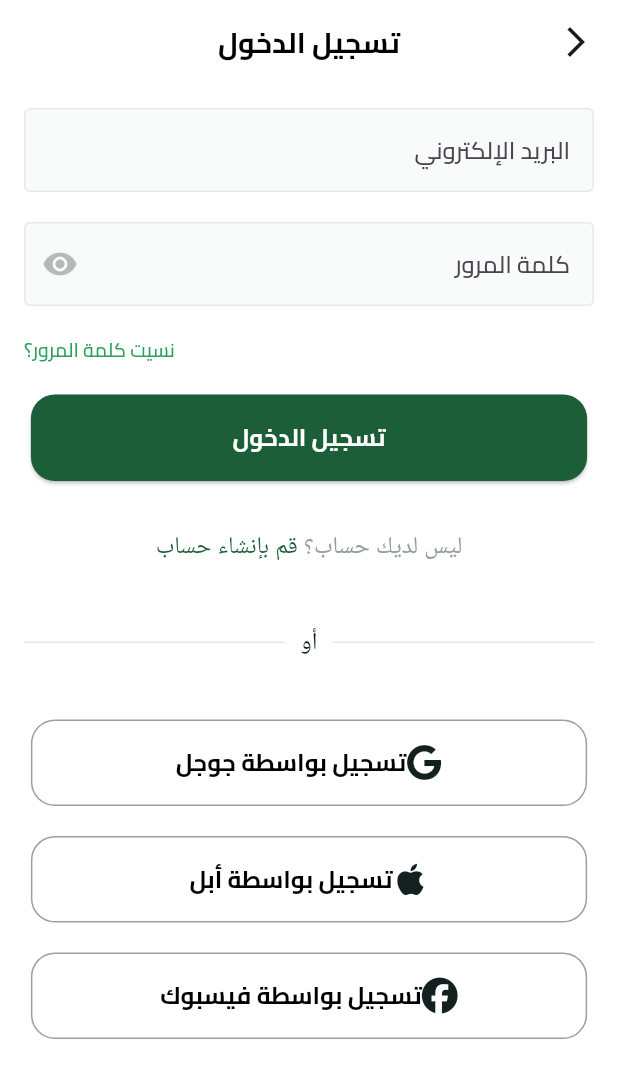
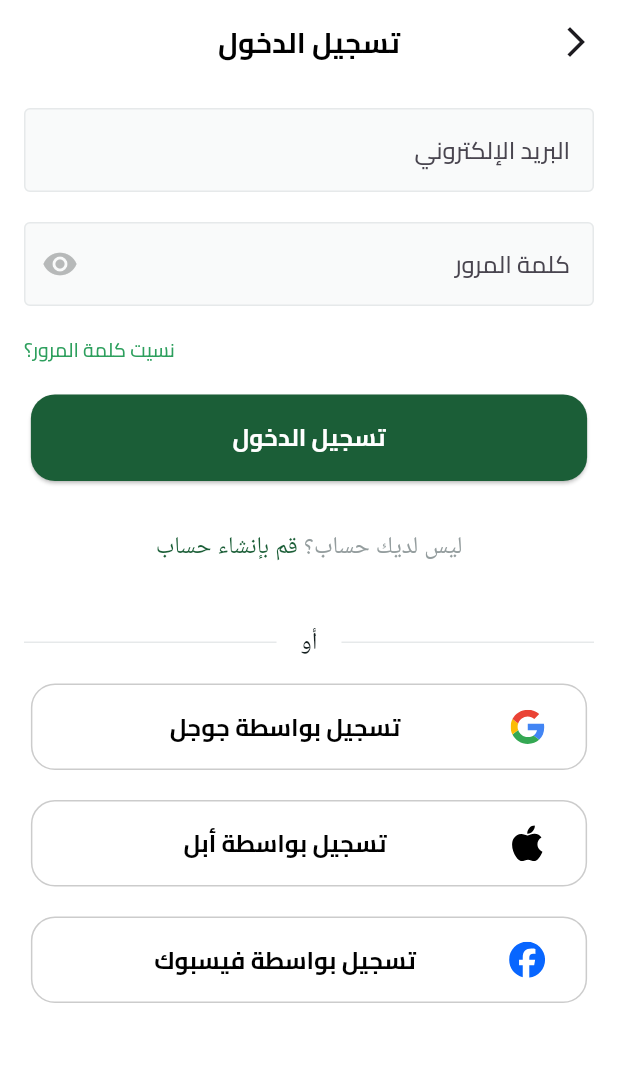
Before and after one commit to ZiadAhmedH/E-Commerce-app, a Flutter app: the LoginView screen opened by its route, on a phone screen of 412 x 824 dp. Shown: the top 1078 px of the screen. Run offline on Flutter 3.47's test engine with Material 3 defaults, Android fonts, the phone set to English and light mode, and no system bars; our stand-ins replace dots_indicator, flutter_svg, shared_preferences; accounts and stored records are empty.

Commit message:
done with login view UI

```diff
--- a/lib/core/utils/app_images.dart
+++ b/lib/core/utils/app_images.dart
@@ -2,9 +2,21 @@
 class Assets {
   Assets._();
 
+  /// Assets for assetsLogoApple
+  /// assets/logo/apple.svg
+  static const String assetsLogoApple = "assets/logo/apple.svg";
+
+  /// Assets for assetsLogoFacebook
+  /// assets/logo/facebook.svg
+  static const String assetsLogoFacebook = "assets/logo/facebook.svg";
+
   /// Assets for assetsLogoFruitHubLogo
   /// assets/logo/fruit_hub_logo.svg
   static const String assetsLogoFruitHubLogo = "assets/logo/fruit_hub_logo.svg";
+
+  /// Assets for assetsLogoGoogle
+  /// assets/logo/google.svg
+  static const String assetsLogoGoogle = "assets/logo/google.svg";
 
   /// Assets for assetsLogoLowerDesignSplash
   /// assets/logo/lower_design_splash.svg
--- a/lib/core/widgets/custem_text_feild.dart
+++ b/lib/core/widgets/custem_text_feild.dart
@@ -1,6 +1,5 @@
 
 import 'package:ecommerce_app/core/utils/app_color.dart';
-import 'package:ecommerce_app/generated/l10n.dart';
 import 'package:flutter/material.dart';
 class CustemTextFormFeild extends StatelessWidget {
 
--- /dev/null
+++ b/lib/features/auth/presentation/view/widgets/dont_have_account.dart
@@ -0,0 +1,33 @@
+import 'package:ecommerce_app/core/utils/app_color.dart';
+import 'package:ecommerce_app/generated/l10n.dart';
+import 'package:flutter/material.dart';
+class DontHaveAccount extends StatelessWidget {
+  const DontHaveAccount({
+    super.key,
+  });
+
+  @override
+  Widget build(BuildContext context) {
+    return Text.rich(
+      TextSpan(
+        text: S.of(context).dont_have_an_account,
+        style: const TextStyle(
+          color: AppColor.gray1,
+          fontSize: 16,
+          fontWeight: FontWeight.w500,
+        ),
+
+        children: [
+          TextSpan(
+            text: " ${S.of(context).create_account}",
+            style: const TextStyle(
+              color: AppColor.primaryColor,
+              fontSize: 16,
+              fontWeight: FontWeight.w500,
+            ),
+          ),
+        ],
+      ),
+    );
+  }
+}
--- a/lib/features/auth/presentation/view/widgets/login_custom_btn.dart
+++ b/lib/features/auth/presentation/view/widgets/login_custom_btn.dart
@@ -1,17 +1,16 @@
 import 'package:ecommerce_app/core/widgets/custom_text.dart';
 import 'package:flutter/material.dart';
+import 'package:flutter_svg/svg.dart';
 
-class LoginCustomBtn extends StatelessWidget {
-
+class AuthCustomBtn extends StatelessWidget {
   final String text;
-  final Color color;
+  final String image;
   final VoidCallback onPressed;
-  final Icon icon;
-  const LoginCustomBtn({
+  const AuthCustomBtn({
     super.key,
     required this.text,
-    required this.color,
-    required this.onPressed,required this.icon,
+    required this.onPressed,
+    required this.image,
   });
 
   @override
@@ -19,18 +18,28 @@ class LoginCustomBtn extends StatelessWidget {
     return SizedBox(
       width: MediaQuery.of(context).size.width * 0.9,
       height: MediaQuery.of(context).size.height * 0.07,
-      child: Container(
-        decoration: BoxDecoration(
-          color: color,
-          borderRadius: BorderRadius.circular(16),
-          border: Border.all(color: Colors.grey, width: 1),
+      child: TextButton(
+        onPressed: onPressed,
+        style: TextButton.styleFrom(
+          backgroundColor: Colors.white,
+          shape: RoundedRectangleBorder(
+            borderRadius: BorderRadius.circular(16),
+            side: BorderSide(color: Colors.black.withOpacity(0.2), width: 1),
+          ),
         ),
-        child: Row(
-          mainAxisAlignment: MainAxisAlignment.center,
-          children: [
-            icon,
-            CustomText(text: text, color: Colors.black, fontSize: 16, fontWeight: FontWeight.w700),
-          ],
+
+        child: ListTile(
+          visualDensity: const VisualDensity(
+            vertical: VisualDensity.minimumDensity,
+          ),
+          leading: SvgPicture.asset(image, width: 24, height: 24),
+          title: CustomText(
+            text: text,
+            color: Colors.black,
+            fontSize: 16,
+            fontWeight: FontWeight.w700,
+            textAlign: TextAlign.center,
+          ),
         ),
       ),
     );
--- a/lib/features/auth/presentation/view/widgets/login_view_body.dart
+++ b/lib/features/auth/presentation/view/widgets/login_view_body.dart
@@ -1,12 +1,13 @@
 import 'package:ecommerce_app/core/constents.dart';
 import 'package:ecommerce_app/core/utils/app_color.dart';
+import 'package:ecommerce_app/core/utils/app_images.dart';
 import 'package:ecommerce_app/core/widgets/custem_text_feild.dart';
 import 'package:ecommerce_app/core/widgets/custem_widgets.dart';
 import 'package:ecommerce_app/core/widgets/custom_text.dart';
+import 'package:ecommerce_app/features/auth/presentation/view/widgets/dont_have_account.dart';
+import 'package:ecommerce_app/features/auth/presentation/view/widgets/or_dividor.dart';
 import 'package:ecommerce_app/generated/l10n.dart';
 import 'package:flutter/material.dart';
-import 'package:font_awesome_flutter/font_awesome_flutter.dart';
-
 import 'login_custom_btn.dart';
 
 class LoginViewBody extends StatelessWidget {
@@ -19,9 +20,7 @@ class LoginViewBody extends StatelessWidget {
       child: SingleChildScrollView(
         child: Column(
           children: [
-            const SizedBox(
-              height:KhorizontalPadding ,
-            ),
+            const SizedBox(height: KhorizontalPadding),
             CustemTextFormFeild(
               hintText: S.of(context).email,
               controller: TextEditingController(),
@@ -30,7 +29,7 @@ class LoginViewBody extends StatelessWidget {
               textInputType: TextInputType.emailAddress,
             ),
 
-            const SizedBox(height: 20,),
+            const SizedBox(height: 20),
 
             CustemTextFormFeild(
               hintText: S.of(context).password,
@@ -40,7 +39,7 @@ class LoginViewBody extends StatelessWidget {
               textInputType: TextInputType.visiblePassword,
             ),
 
-            const SizedBox(height: 20,),
+            const SizedBox(height: 20),
 
             Row(
               mainAxisAlignment: MainAxisAlignment.end,
@@ -54,10 +53,9 @@ class LoginViewBody extends StatelessWidget {
               ],
             ),
 
-            const SizedBox(height: 20,),
+            const SizedBox(height: 20),
 
-
-           // join button
+            // join button
             CustemButtom(
               text: S.of(context).login,
               color: AppColor.primaryColor,
@@ -66,93 +64,42 @@ class LoginViewBody extends StatelessWidget {
               },
             ),
 
-            const SizedBox(height: 32,),
+            const SizedBox(height: 32),
 
-            Text.rich(
-              TextSpan(
-                text: S.of(context).dont_have_an_account,
-                style: const TextStyle(
-                  color: AppColor.gray1,
-                  fontSize: 16,
-                  fontWeight: FontWeight.w500,
-                ),
-
-                children: [
-                  TextSpan(
-                    text: " ${S.of(context).create_account}",
-                    style: const TextStyle(
-                      color: AppColor.primaryColor,
-                      fontSize: 16,
-                      fontWeight: FontWeight.w500,
-                    ),
-                  ),
-                ],
-              ),
-            ),
+            DontHaveAccount(),
 
             const SizedBox(height: 40),
 
-            Row(
-              children: [
-                Expanded(
-                  child: Container(
-                    height: 1,
-                    color: AppColor.grayHeavyLight,
-                  ),
-                ),
-                const SizedBox(width: 10,),
-                Text.rich(
-                  TextSpan(
-                    text: S.of(context).or,
-                    style: const TextStyle(
-                      color: AppColor.black,
-                      fontSize: 16,
-                      fontWeight: FontWeight.w500,
-                    ),
-                  ),
-                ),
-                const SizedBox(width: 10,),
-                Expanded(
-                  child: Container(
-                    height: 1,
-                    color: AppColor.grayHeavyLight,
-                  ),
-                ),
-              ],
-            ),
-            const SizedBox(height: 40,),
+            OrDividor(),
 
+            const SizedBox(height: 16),
 
-            LoginCustomBtn(
+            AuthCustomBtn(
               text: S.of(context).login_with_google,
-              color: AppColor.white,
-             icon: const Icon(FontAwesomeIcons.google, color: AppColor.black,),
-              onPressed: () {
+              image: Assets.assetsLogoGoogle,
+                  onPressed: () {
                 // Handle login with Google action
               },
             ),
 
-            const SizedBox(height: 20,),
+            const SizedBox(height: 20),
 
-            LoginCustomBtn(
+            AuthCustomBtn(
               text: S.of(context).login_with_apple,
-              color: AppColor.white,
-              icon: const Icon(FontAwesomeIcons.apple, color: AppColor.black,),
-              onPressed: () {
+              image: Assets.assetsLogoApple,
+                onPressed: () {
                 // Handle login with Apple action
               },
             ),
-            const SizedBox(height: 20,),
-            LoginCustomBtn(
+            const SizedBox(height: 20),
+            AuthCustomBtn(
               text: S.of(context).login_with_facebook,
-              color: AppColor.white,
-              icon: const Icon(FontAwesomeIcons.facebook, color: AppColor.black,),
-              onPressed: () {
+              image: Assets.assetsLogoFacebook,
+               onPressed: () {
                 // Handle login with Facebook action
               },
             ),
-            const SizedBox(height: 20,),
-
+            const SizedBox(height: 20),
           ],
         ),
       ),
--- /dev/null
+++ b/lib/features/auth/presentation/view/widgets/or_dividor.dart
@@ -0,0 +1,42 @@
+
+import 'package:ecommerce_app/core/utils/app_color.dart';
+import 'package:ecommerce_app/generated/l10n.dart';
+import 'package:flutter/material.dart';
+
+class OrDividor extends StatelessWidget {
+  const OrDividor({
+    super.key,
+  });
+
+  @override
+  Widget build(BuildContext context) {
+    return Row(
+      children: [
+        Expanded(
+          child: Container(
+            height: 1,
+            color: AppColor.grayHeavyLight,
+          ),
+        ),
+        const SizedBox(width: 16,),
+        Text.rich(
+          TextSpan(
+            text: S.of(context).or,
+            style: const TextStyle(
+              color: AppColor.black,
+              fontSize: 16,
+              fontWeight: FontWeight.w500,
+            ),
+          ),
+        ),
+        const SizedBox(width: 16,),
+        Expanded(
+          child: Container(
+            height: 1,
+            color: AppColor.grayHeavyLight,
+          ),
+        ),
+      ],
+    );
+  }
+}
--- a/pubspec.yaml
+++ b/pubspec.yaml
@@ -23,6 +23,8 @@ dev_dependencies:
   flutter_test:
     sdk: flutter
   flutter_lints: ^5.0.0
+  flutter_assets: ^0.0.6
+
 
 flutter:
   uses-material-design: true
```
Also changed, not shown: assets/logo/apple.svg (added), assets/logo/facebook.svg (added), assets/logo/google.svg (added), pubspec.lock.
